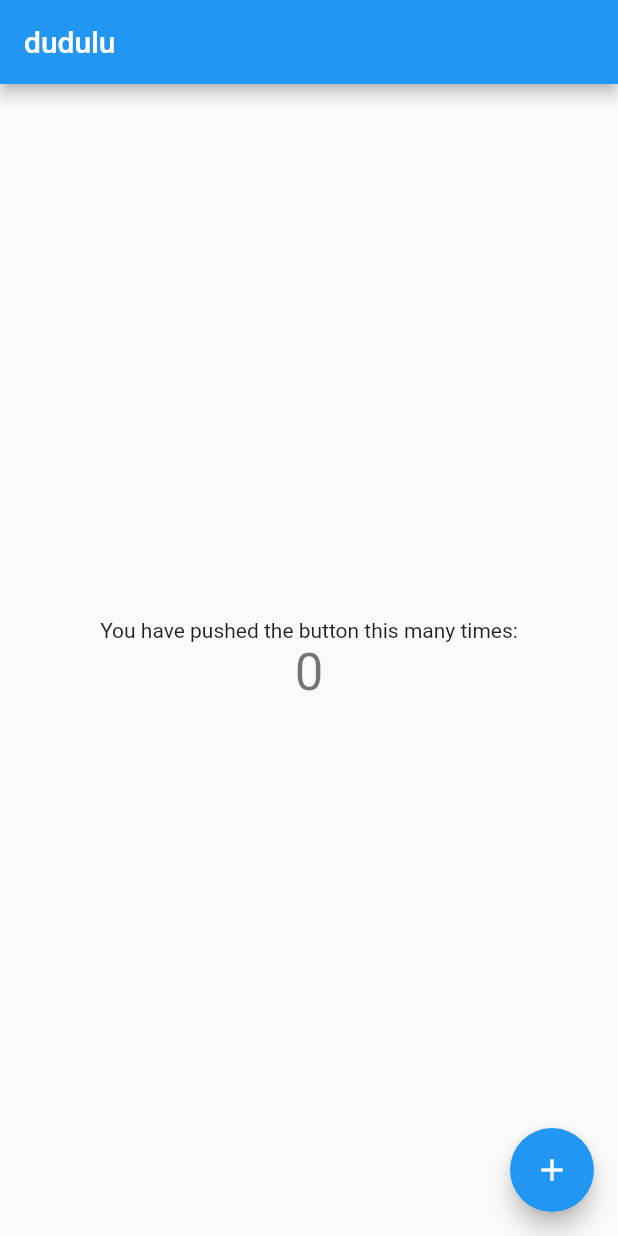
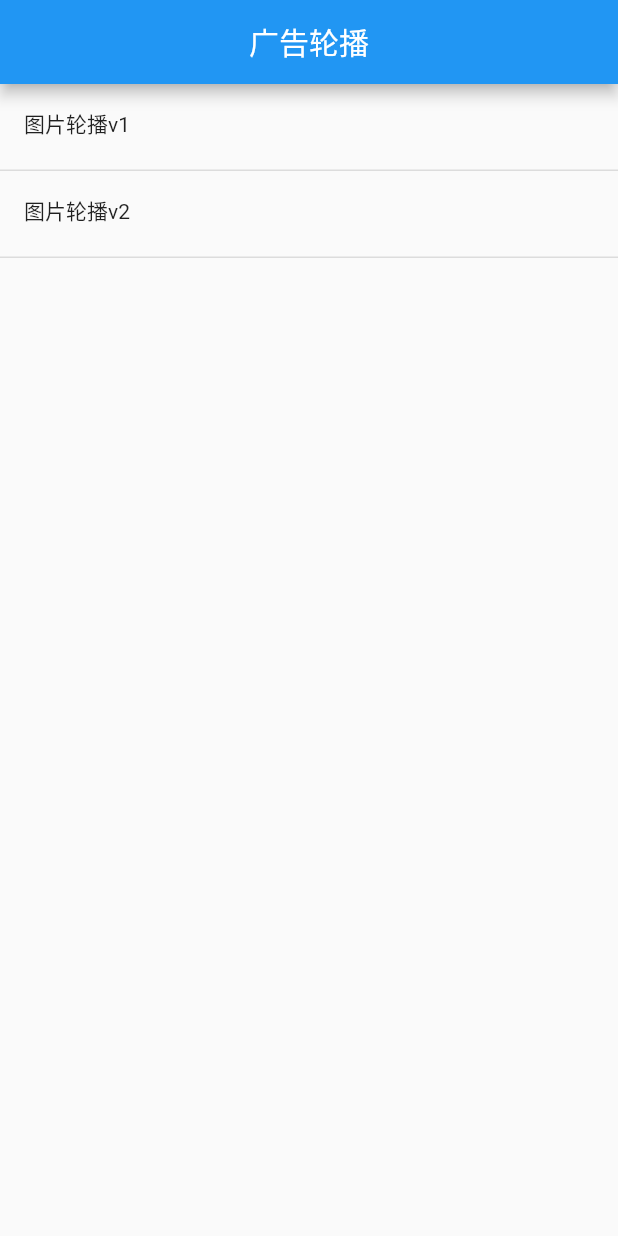
Before and after one commit to ZhongMingKun/flutter-study, a Flutter app: the screen it shows after launch, on a phone screen of 412 x 824 dp. Run offline on Flutter 3.47's test engine with Material 2 defaults, Android fonts, the light colour scheme and no system bars; our stand-ins replace flutter_swiper.

Commit message:
feat: 本地图片轮播

```diff
--- a/hello_world/lib/main.dart
+++ b/hello_world/lib/main.dart
@@ -1,79 +1,23 @@
 import 'package:flutter/material.dart';
+import 'pages/home.dart';
+import 'pages/use_app_img.dart';
+import 'pages/use_storage_img.dart';
 // import 'package:flutter/services.dart';
 // import 'dart:io';
 // import 'package:flutter_swiper/flutter_swiper.dart';
 
 void main() => runApp(new MyApp());
 
-// class MyApp extends StatelessWidget {
-//   @override
-//   Widget build(BuildContext context) {
-//     return new MaterialApp(
-//       title: 'Welcome to Flutter',
-//       home: new Scaffold(
-//         appBar: new AppBar(
-//           centerTitle: true,
-//           title: new Text('广告轮播')
-//         ),
-//         body: new Center(
-//           child: new Text('Hello World'),
-//         ),
-//       ),
-//     );
-//   }
-// }
 class MyApp extends StatelessWidget {
   @override
   Widget build(BuildContext context) {
     return new MaterialApp(
-      title: 'Flutter Demo',
-      home: new MyHomePage(title: 'dudulu',),
+      title: 'Welcome to Flutter',
+      routes: <String, WidgetBuilder>{
+         '/': (BuildContext context) => AppHome(),
+         '/use-app-img': (BuildContext context) => UseAppImgPage(),
+         '/use-storage-img': (BuildContext context) => UseStorageImgPage(),
+      }
     );
   }
 }
-
-class MyHomePage extends StatefulWidget{
-  MyHomePage({Key key, this.title}) : super(key: key);
-  final String title;
-
-  @override
-  _MyHomePageState createState() => new _MyHomePageState();
-}
-
-class _MyHomePageState extends State<MyHomePage> {
-  int _counter = 0;
-
-  void _incrementCounter() {
-    setState(() {
-      _counter++;
-    });
-  }
-
-  @override
-  Widget build(BuildContext context) {
-    return new Scaffold(
-      appBar: new AppBar(
-        title: new Text(widget.title),
-      ),
-      body: new Center(
-        child: new Column(
-          mainAxisAlignment: MainAxisAlignment.center,
-          children: <Widget>[
-            new Text(
-              'You have pushed the button this many times:',
-            ),
-            new Text(
-              '$_counter',
-              style: Theme.of(context).textTheme.display1,
-            ),
-          ],
-        ),
-      ),
-      floatingActionButton: new FloatingActionButton(
-        onPressed: _incrementCounter,
-        tooltip: 'Increment',
-        child: new Icon(Icons.add),
-      ), // This trailing comma makes auto-formatting nicer for build methods.
-    );
-  }
-}
--- a/hello_world/lib/pages/home.dart
+++ b/hello_world/lib/pages/home.dart
@@ -1,34 +1,50 @@
 import 'package:flutter/material.dart';
 import 'package:flutter/services.dart';
-import 'dart:io';
-import 'package:flutter_swiper/flutter_swiper.dart';
+// class NavigatorItem {
+//   String path;
+//   String title;
+// }
 
-void main() => runApp(new MyApp());
+const navigators = [
+  {'path': '/use-app-img', 'title': '图片轮播v1'},
+  {'path': '/use-storage-img', 'title': '图片轮播v2'},
+];
 
-class SwiperSetting {
 
+class AppHome extends StatelessWidget {
+  Widget _buildNavigators() {
+    return ListView.builder(
+      itemBuilder: (BuildContext context, int i) {
+        return _buildRow(context, navigators[i]);
+      },
+      itemCount: navigators.length,
+    );
   }
 
-const imgs = [
-  'https://bbs-fd.zol-img.com.cn/t_s500x500/g4/M01/07/0D/Cg-4WlGUkVeIe17eAAoetZu8N6MAAIelgMKGekACh7N505.jpg',
-  'https://bbs-fd.zol-img.com.cn/t_s500x500/g4/M01/07/0D/Cg-4WVGUkTqIWYRqABBjrc1wPQEAAIelgFuNAMAEGPF944.jpg',
-  'http://via.placeholder.com/1080x1920'
-];
+  Widget _buildRow(BuildContext context, info) {
+    return InkWell(
+      onTap: () => Navigator.pushNamed( context, info['path']),
+      child: Container(
+        padding: const EdgeInsets.fromLTRB(16.0, 16.0, 16.0, 20.0),
+        decoration: BoxDecoration(
+          border: Border(
+            bottom: BorderSide(color: Theme.of(context).dividerColor)
+          )
+        ),
+        child: Text(info['title']),
+      )
+    );
+  }
 
-class MyApp extends StatelessWidget {
   @override
   Widget build(BuildContext context) {
-    return new MaterialApp(
-      title: 'Welcome to Flutter',
-      home: new Scaffold(
+    SystemChrome.setEnabledSystemUIOverlays([]);
+    return new Scaffold(
       appBar: new AppBar(
         centerTitle: true,
         title: new Text('广告轮播')
       ),
-        body: new Center(
-          child: new Text('Hello World'),
-        ),
-      ),
+      body: _buildNavigators(),
     );
   }
 }
```
Also changed, not shown: hello_world/lib/pages/use_app_img.dart (added, +40 -0 lines), hello_world/lib/pages/use_storage_img.dart (added, +29 -0 lines), hello_world/pubspec.yaml (+6 -1 lines), hello_world/images/1.jpg (added), hello_world/images/2.jpg (added), hello_world/images/3.jpg (added), hello_world/images/4.jpg (added), hello_world/images/5.jpg (added). Lines whose indentation alone changed are shown as unchanged.
